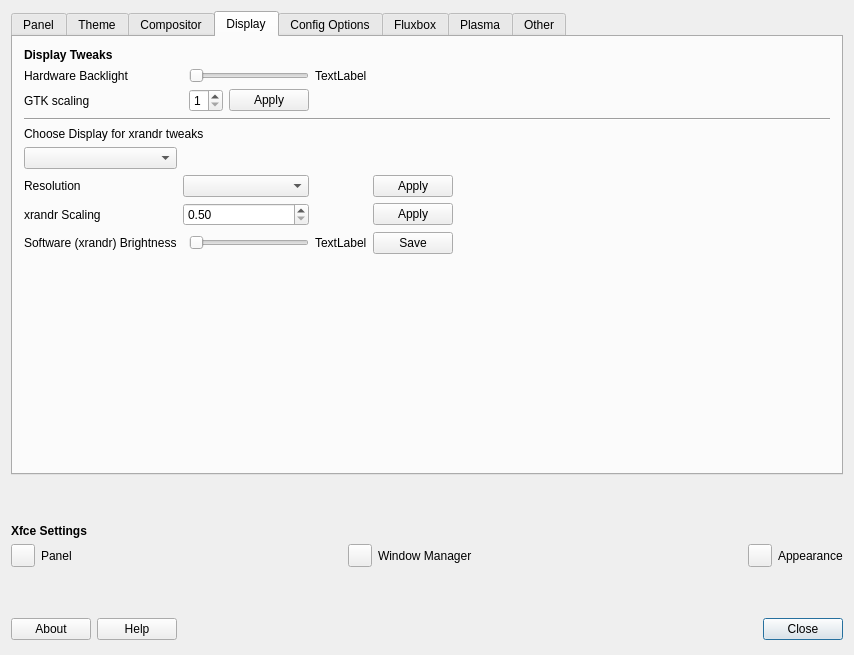
Qt form defaultlook.ui (MX-Linux/mx-tweak) before a commit.
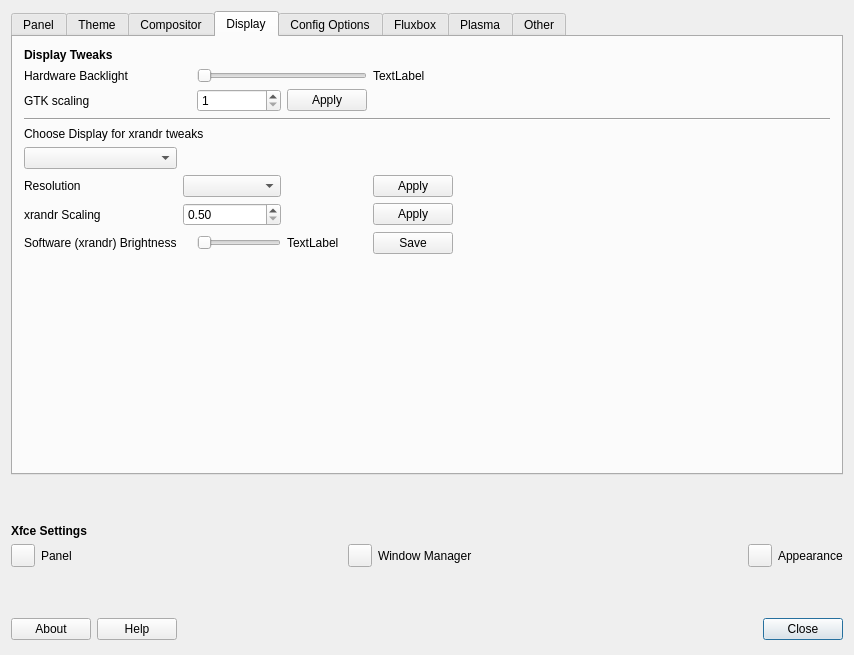
The same form after that commit. The open tabs and pages were chosen to show the change. Icons and pictures are not drawn.

Commit message: revise gtk scaling box size

```diff
--- a/defaultlook.ui
+++ b/defaultlook.ui
@@ -718,16 +718,6 @@
       <layout class="QGridLayout" name="gridLayout_12">
        <item row="0" column="0">
         <layout class="QGridLayout" name="gridLayout_13">
-         <item row="2" column="2">
-          <widget class="QSpinBox" name="spinBoxgtkscaling">
-           <property name="minimum">
-            <number>1</number>
-           </property>
-           <property name="maximum">
-            <number>3</number>
-           </property>
-          </widget>
-         </item>
          <item row="1" column="0" colspan="2">
           <widget class="QLabel" name="label_xbacklight">
            <property name="text">
@@ -769,29 +759,6 @@
            </property>
           </widget>
          </item>
-         <item row="2" column="3">
-          <widget class="QPushButton" name="buttonGTKscaling">
-           <property name="text">
-            <string>Apply</string>
-           </property>
-          </widget>
-         </item>
-         <item row="1" column="2" colspan="2">
-          <widget class="QSlider" name="horizsliderhardwarebacklight">
-           <property name="minimum">
-            <number>1</number>
-           </property>
-           <property name="maximum">
-            <number>100</number>
-           </property>
-           <property name="singleStep">
-            <number>1</number>
-           </property>
-           <property name="orientation">
-            <enum>Qt::Horizontal</enum>
-           </property>
-          </widget>
-         </item>
          <item row="5" column="0">
           <widget class="QComboBox" name="comboBoxDisplay"/>
          </item>
@@ -833,13 +800,6 @@
            </property>
           </widget>
          </item>
-         <item row="1" column="4">
-          <widget class="QLabel" name="backlight_label">
-           <property name="text">
-            <string>TextLabel</string>
-           </property>
-          </widget>
-         </item>
          <item row="7" column="6">
           <spacer name="horizontalSpacer_4">
            <property name="orientation">
@@ -906,6 +866,46 @@
            </property>
           </widget>
          </item>
+         <item row="2" column="4">
+          <widget class="QPushButton" name="buttonGTKscaling">
+           <property name="text">
+            <string>Apply</string>
+           </property>
+          </widget>
+         </item>
+         <item row="2" column="2" colspan="2">
+          <widget class="QSpinBox" name="spinBoxgtkscaling">
+           <property name="minimum">
+            <number>1</number>
+           </property>
+           <property name="maximum">
+            <number>3</number>
+           </property>
+          </widget>
+         </item>
+         <item row="1" column="5">
+          <widget class="QLabel" name="backlight_label">
+           <property name="text">
+            <string>TextLabel</string>
+           </property>
+          </widget>
+         </item>
+         <item row="1" column="2" colspan="3">
+          <widget class="QSlider" name="horizsliderhardwarebacklight">
+           <property name="minimum">
+            <number>1</number>
+           </property>
+           <property name="maximum">
+            <number>100</number>
+           </property>
+           <property name="singleStep">
+            <number>1</number>
+           </property>
+           <property name="orientation">
+            <enum>Qt::Horizontal</enum>
+           </property>
+          </widget>
+         </item>
         </layout>
        </item>
       </layout>
```
Left out of the diff: 2 changed lines with no effect on the pictures. The commit also changes 2 other files.
